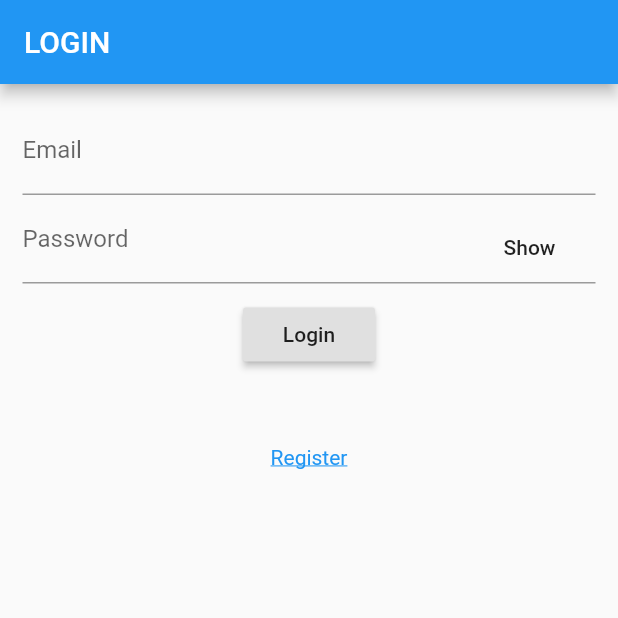
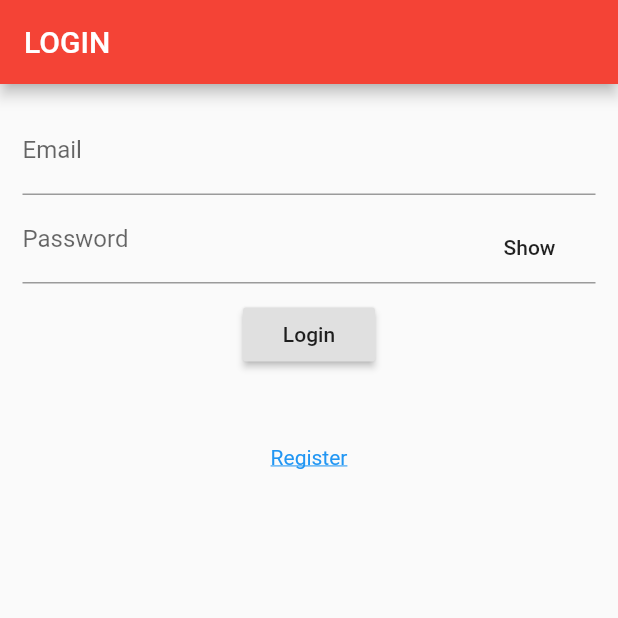
Before and after one commit to sameerb-webonise/Flutter-firebase-demo, a Flutter app: the screen it shows after launch, on a phone screen of 412 x 824 dp, the top half of it. Run offline on Flutter 3.47's test engine with Material 2 defaults, Android fonts, the phone set to English and light mode, and no system bars; our stand-ins replace cloud_firestore; accounts and stored records are empty.

Commit message:
color change

```diff
--- a/lib/main.dart
+++ b/lib/main.dart
@@ -14,6 +14,9 @@ class MyApp extends StatelessWidget {
         primarySwatch: Colors.blue,
       ),
       home: MyHomePage(title: 'Flutter Demo Home Page'),*/
+      theme: ThemeData(
+        primarySwatch: Colors.red,
+      ),
       home: Scaffold(
         /*appBar: AppBar(
           title: Text('Firestore'),
```
